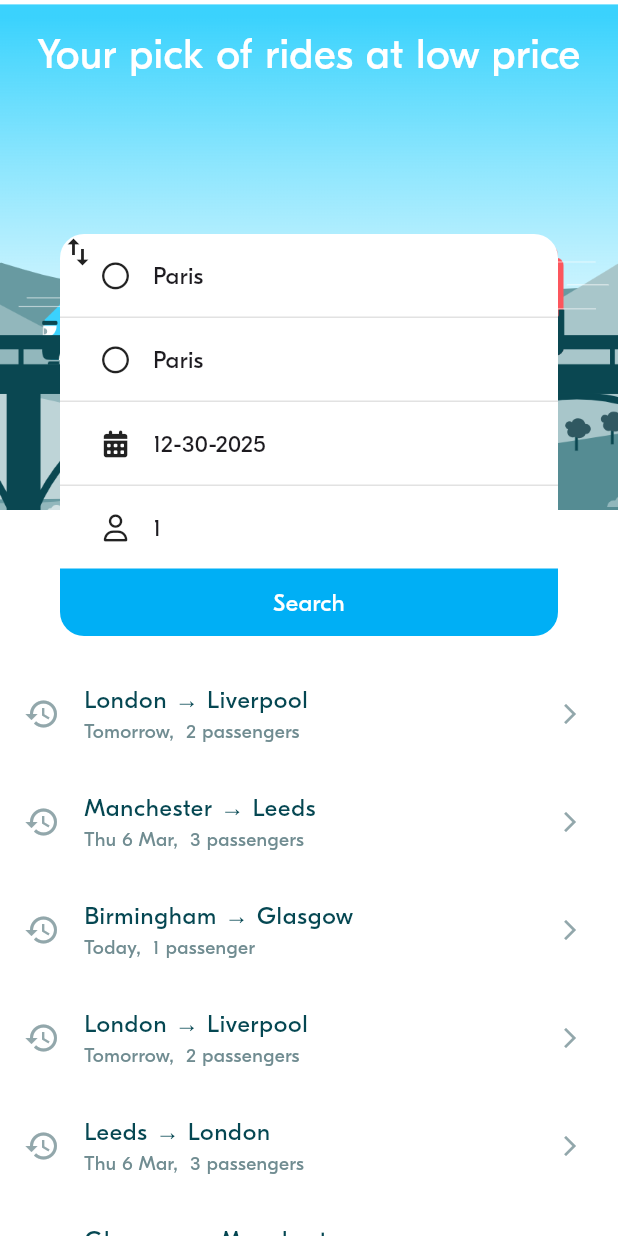
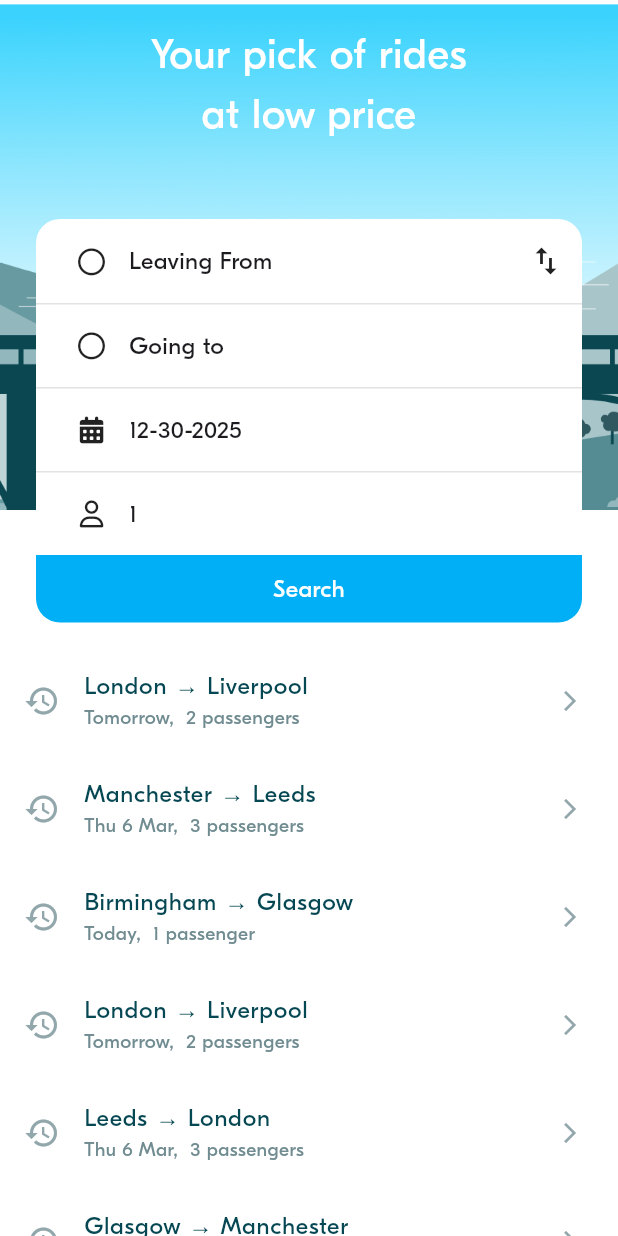
Before and after one commit to mengthong-ly/blablacar, a Flutter app: the screen it shows after launch, on a phone screen of 412 x 824 dp. Run offline on Flutter 3.47's test engine with Material 3 defaults, Android fonts, the phone set to English and light mode, and no system bars; our stand-ins replace font_awesome_flutter; project files that could hold a hidden picture were left out.

Commit message:
bla-005 implement the location picker

```diff
--- a/lib/screens/ride_pref/ride_pref_screen.dart
+++ b/lib/screens/ride_pref/ride_pref_screen.dart
@@ -38,12 +38,13 @@ class _RidePrefScreenState extends State<RidePrefScreen> {
             children: [
               SizedBox(height: 16),
               Text(
-                "Your pick of rides at low price",
+                "Your pick of rides\nat low price",
                 style: BlaTextStyles.heading.copyWith(color: Colors.white),
+                textAlign: TextAlign.center,
               ),
-              SizedBox(height: 100),
+              SizedBox(height:50),
               Container(
-                margin: EdgeInsets.symmetric(horizontal: BlaSpacings.xxl),
+                margin: EdgeInsets.symmetric(horizontal: BlaSpacings.l),
                 decoration: BoxDecoration(
                   color: Colors.white, // White background
                   borderRadius: BorderRadius.circular(16), // Rounded corners
--- a/lib/screens/ride_pref/widgets/bla_form_input.dart
+++ b/lib/screens/ride_pref/widgets/bla_form_input.dart
@@ -2,18 +2,23 @@ import 'package:flutter/material.dart';
 import 'package:week_3_blabla_project/theme/theme.dart';
 
 class BlaFormInput extends StatelessWidget {
-  const BlaFormInput({
-    super.key,
+  const BlaFormInput(
+      {super.key,
       required this.iconData,
       required this.label,
-  });
+      required this.callback,
+      this.action});
 
   final IconData iconData;
   final String label;
+  final Widget? action;
+  final void Function() callback;
 
   @override
   Widget build(BuildContext context) {
-    return Container(
+    return GestureDetector(
+      onTap: () => callback(),
+      child: Container(
         padding: EdgeInsets.symmetric(
             vertical: BlaSpacings.m, horizontal: BlaSpacings.s),
         decoration: BoxDecoration(),
@@ -25,7 +30,10 @@ class BlaFormInput extends StatelessWidget {
               width: BlaSpacings.m,
             ),
             Text(label, style: BlaTextStyles.body),
+            Spacer(),
+            action ?? SizedBox.shrink()
           ],
+        ),
       ),
     );
   }
--- a/lib/screens/ride_pref/widgets/bla_swap_location_button.dart
+++ b/lib/screens/ride_pref/widgets/bla_swap_location_button.dart
@@ -9,11 +9,7 @@ class BlaSwapLocationButton extends StatelessWidget {
   Widget build(BuildContext context) {
     return GestureDetector(
       onTap: () {},
-      child: Positioned(
-        top: 15,
-        right: 15,
-        child: Icon(Icons.swap_vert),
-      ),
+      child: Icon(Icons.swap_vert),
     );
   }
 }
--- a/lib/screens/ride_pref/widgets/ride_pref_form.dart
+++ b/lib/screens/ride_pref/widgets/ride_pref_form.dart
@@ -1,6 +1,8 @@
 import 'package:flutter/material.dart';
 import 'package:font_awesome_flutter/font_awesome_flutter.dart';
+import 'package:week_3_blabla_project/screens/ride_pref/bla_custom_location_picker.dart';
 import 'package:week_3_blabla_project/screens/ride_pref/widgets/bla_swap_location_button.dart';
+import 'package:week_3_blabla_project/utils/animations_util.dart';
 import 'package:week_3_blabla_project/widgets/actions/bla_search_button.dart';
 import 'package:week_3_blabla_project/widgets/display/bla_divider.dart';
 import 'package:week_3_blabla_project/screens/ride_pref/widgets/bla_form_input.dart';
@@ -38,6 +40,9 @@ class _RidePrefFormState extends State<RidePrefForm> {
   // Initialize the Form attributes
   // ----------------------------------
 
+  Location? departureLocation;
+  Location? arrivalLocation;
+
   @override
   void initState() {
     super.initState();
@@ -47,6 +52,18 @@ class _RidePrefFormState extends State<RidePrefForm> {
   // ----------------------------------
   // Handle events
   // ----------------------------------
+  void onSelectLeavingFromLocation() async {
+    // showSearch(context: context, delegate: BlaLocationSearchDelegate());
+    departureLocation = await Navigator.of(context).push<Location>(
+        AnimationUtils.createBottomToTopRoute(BlaCustomLocationPicker()));
+    setState(() {});
+  }
+  void onSelectGoingToLocation() async {
+    // showSearch(context: context, delegate: BlaLocationSearchDelegate());
+    arrivalLocation = await Navigator.of(context).push<Location>(
+        AnimationUtils.createBottomToTopRoute(BlaCustomLocationPicker()));
+    setState(() {});
+  }
 
   // ----------------------------------
   // Compute the widgets rendering
@@ -67,26 +84,37 @@ class _RidePrefFormState extends State<RidePrefForm> {
             children: [
               BlaFormInput(
                 iconData: FontAwesomeIcons.circle,
-                label: Location(name: 'Paris', country: Country.france).name,
+                label: Location(
+                        name: departureLocation?.name ?? 'Leaving From',
+                        country: Country.france)
+                    .name,
+                callback: onSelectLeavingFromLocation,
+                action: BlaSwapLocationButton(),
               ),
               BlaDivider(),
               BlaFormInput(
                 iconData: FontAwesomeIcons.circle,
-                label: Location(name: 'Paris', country: Country.france).name,
+                label: Location(name: arrivalLocation?.name ?? 'Going to', country: Country.france).name,
+                callback: onSelectGoingToLocation,
               ),
               BlaDivider(),
               BlaFormInput(
-                  iconData: FontAwesomeIcons.solidCalendarDays,
-                  label: '12-30-2025'),
+                iconData: FontAwesomeIcons.solidCalendarDays,
+                label: '12-30-2025',
+                callback: () {},
+              ),
               BlaDivider(),
               // BlaPassengerSelector(),
-              BlaFormInput(iconData: FontAwesomeIcons.user, label: '1'),
+              BlaFormInput(
+                iconData: FontAwesomeIcons.user,
+                label: '1',
+                callback: () {},
+              ),
               BlaSearchButton(
                 ontTap: () {},
               )
             ],
           ),
-          BlaSwapLocationButton()
         ],
       ),
     );
```
Also changed, not shown: lib/screens/ride_pref/bla_custom_location_picker.dart (added, +149 -0 lines), lib/screens/ride_pref/widgets/bla_location_tile.dart (added, +63 -0 lines). Lines whose indentation alone changed are shown as unchanged.
